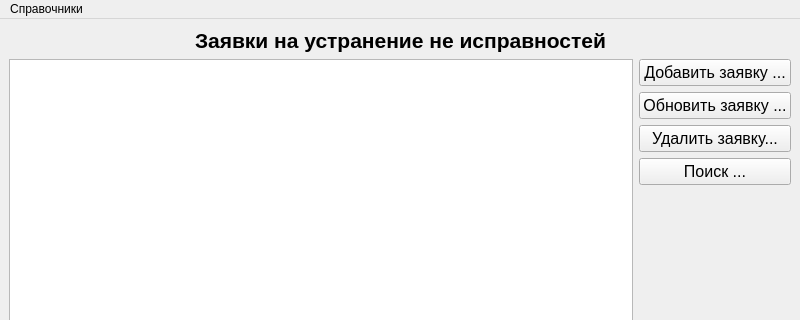
NadinD/Pyqt_db, file PyQT_BD/My_PyQt_db/main.ui: the form before one commit; both pictures show x 0 to 800 and y 0 to 320 of the 800 by 600 pixel window.
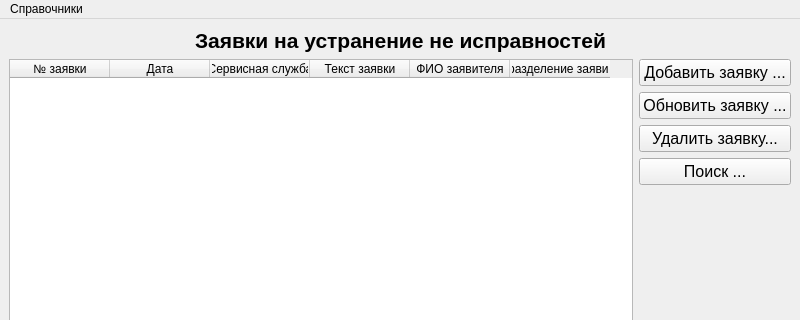
The form after the commit.

```diff
--- a/PyQT_BD/My_PyQt_db/main.ui
+++ b/PyQT_BD/My_PyQt_db/main.ui
@@ -63,19 +63,37 @@
     <item>
      <layout class="QHBoxLayout" name="horizontalLayout_2">
       <item>
-       <widget class="QTableView" name="table_problem">
-        <property name="selectionBehavior">
-         <enum>QAbstractItemView::SelectRows</enum>
-        </property>
-        <property name="sortingEnabled">
-         <bool>true</bool>
-        </property>
-        <attribute name="horizontalHeaderShowSortIndicator" stdset="0">
-         <bool>true</bool>
-        </attribute>
-        <attribute name="horizontalHeaderStretchLastSection">
-         <bool>true</bool>
-        </attribute>
+       <widget class="QTableWidget" name="tableWidget">
+        <column>
+         <property name="text">
+          <string>№ заявки</string>
+         </property>
+        </column>
+        <column>
+         <property name="text">
+          <string>Дата</string>
+         </property>
+        </column>
+        <column>
+         <property name="text">
+          <string>Сервисная служба</string>
+         </property>
+        </column>
+        <column>
+         <property name="text">
+          <string>Текст заявки</string>
+         </property>
+        </column>
+        <column>
+         <property name="text">
+          <string>ФИО заявителя</string>
+         </property>
+        </column>
+        <column>
+         <property name="text">
+          <string>Подразделение заявителя</string>
+         </property>
+        </column>
        </widget>
       </item>
       <item>
```
